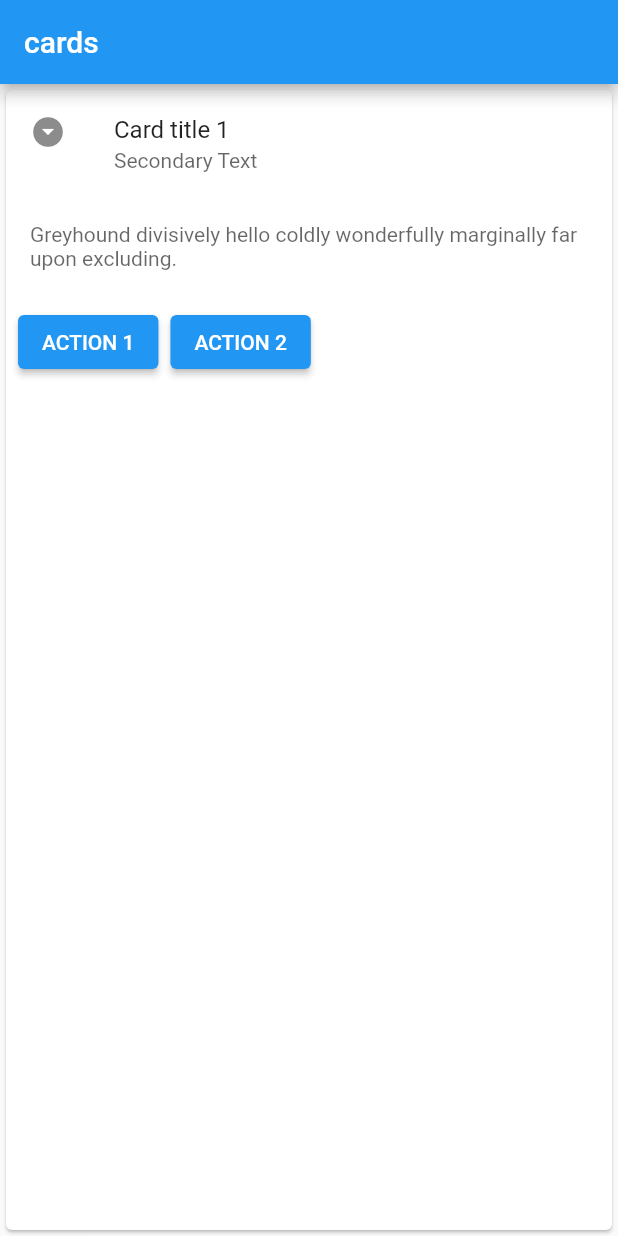
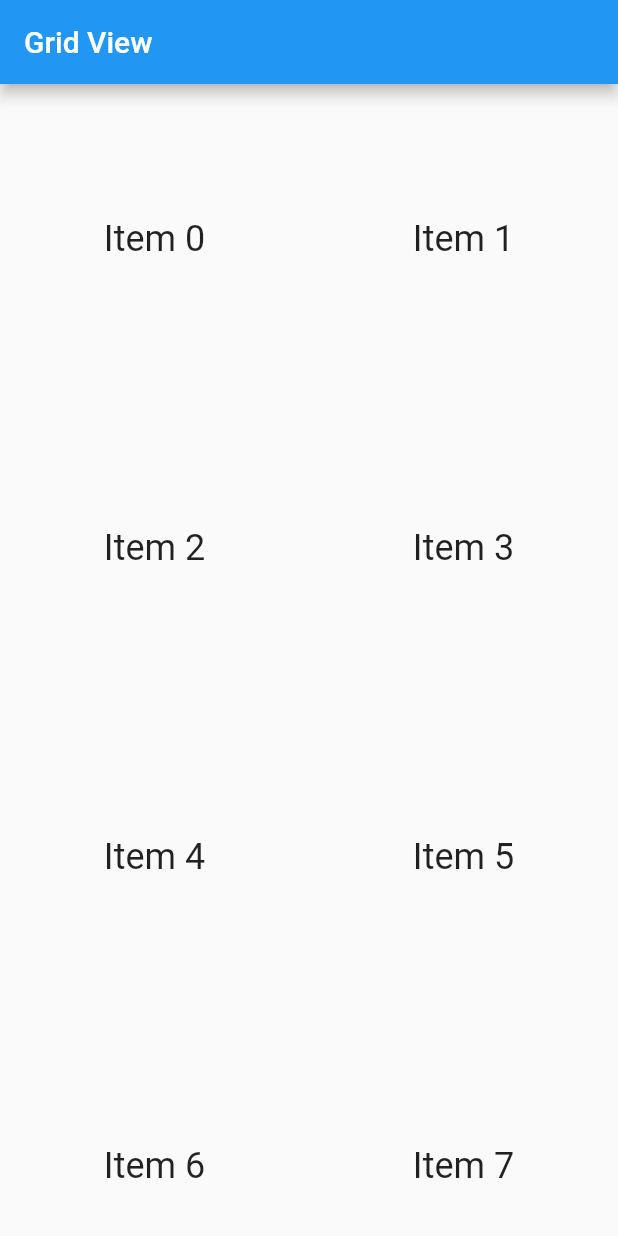
Before and after one commit to bilal1080/Cards, a Flutter app: the screen it shows after launch, on a phone screen of 412 x 824 dp. Run offline on Flutter 3.47's test engine with Material 2 defaults, Android fonts, the phone set to English and light mode, and no system bars.

Commit message:
second commit

```diff
--- a/lib/homescreen.dart
+++ b/lib/homescreen.dart
@@ -1,5 +1,5 @@
 import 'package:flutter/material.dart';
-import 'package:flutter_cards/core/constant/images.dart';
+//import 'package:flutter_cards/core/constant/images.dart';
 
 class HomeScreen extends StatefulWidget {
 
@@ -11,56 +11,25 @@ class _HomeScreenState extends State<HomeScreen> {
   @override
   Widget build(BuildContext context) {
     return Scaffold(
-      appBar: AppBar(
-        title: Text("cards"),
-      ),
-      body: Card(
-            clipBehavior: Clip.antiAlias,
-            child: Column(
-              children: [
-                ListTile(
-                  leading: Icon(Icons.arrow_drop_down_circle),
-                  title: const Text('Card title 1'),
-                  subtitle: Text(
-                    'Secondary Text',
-                    style: TextStyle(color: Colors.black.withOpacity(0.6)),
-                  ),
-                ),
-                Padding(
-                  padding: const EdgeInsets.all(16.0),
-                  child: Text(
-                    'Greyhound divisively hello coldly wonderfully marginally far upon excluding.',
-                    style: TextStyle(color: Colors.black.withOpacity(0.6)),
-                  ),
-                ),
-                ButtonBar(
-                  alignment: MainAxisAlignment.start,
-                  children: [
-                    ElevatedButton(
+        appBar: AppBar(
+          title: Text("Grid View"),
+        ),
+        body: GridView.count(
+          // Create a grid with 2 columns. If you change the scrollDirection to
+          // horizontal, this produces 2 rows.
+          crossAxisCount: 2,
+          // Generate 100 widgets that display their index in the List.
+          children: List.generate(15, (index) {
+            return Center(
+              child: Text(
+                'Item $index',
+                style: Theme.of(context).textTheme.headline5,
+              ),
+            );
+          }),
+        ),
+      );
 
-                      onPressed: () {
-                        // Perform some action
-                      },
-                      child: const Text('ACTION 1'),
-                    ),
-                    ElevatedButton(
-                      onPressed: () {
-                        // Perform some action
-                      },
-                      child: const Text('ACTION 2'),
-                    ),
-                  ],
-                ),
-                // Container(
-                //   height: 200,
-                //   width: 200,
-                //   child:Image.asset(AppImages.abc),
-                //   )
-
-              ],
-            ),
-          ),
-    );
 
   }
 }
```
